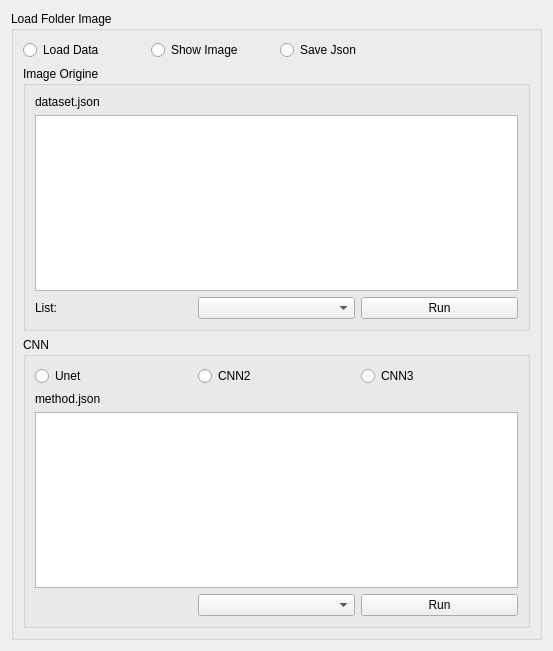
yhunahrin/Radium-Apps, file ShaderEditor/LoadFolderWidget.ui: the form before one commit.
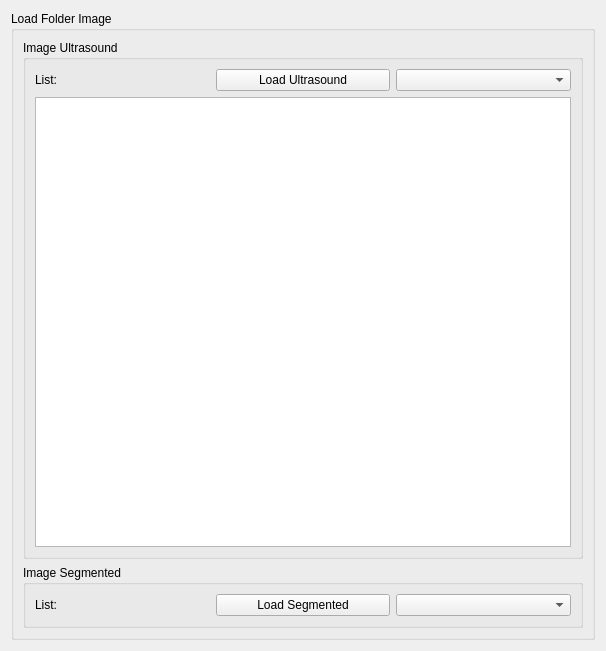
The form after the commit.

Diff of the .ui file:
```diff
--- a/ShaderEditor/LoadFolderWidget.ui
+++ b/ShaderEditor/LoadFolderWidget.ui
@@ -9,7 +9,7 @@
    <rect>
     <x>0</x>
     <y>0</y>
-    <width>553</width>
+    <width>606</width>
     <height>651</height>
    </rect>
   </property>
@@ -23,20 +23,30 @@
       <string>Load Folder Image</string>
      </property>
      <layout class="QGridLayout" name="gridLayout">
-      <item row="3" column="0" colspan="4">
+      <item row="3" column="0" colspan="2">
        <widget class="QGroupBox" name="imageOrgine">
         <property name="title">
-         <string>Image Origine</string>
+         <string>Image Ultrasound</string>
         </property>
         <layout class="QGridLayout" name="gridLayout_2">
-         <item row="2" column="2">
+         <item row="2" column="0" colspan="3">
+          <widget class="QListView" name="listView"/>
+         </item>
+         <item row="0" column="0">
+          <widget class="QLabel" name="listImageOrigine">
+           <property name="text">
+            <string>List: </string>
+           </property>
+          </widget>
+         </item>
+         <item row="0" column="1">
           <widget class="QPushButton" name="buttonRunImage">
            <property name="text">
-            <string>Run</string>
+            <string>Load Ultrasound</string>
            </property>
           </widget>
          </item>
-         <item row="2" column="1">
+         <item row="0" column="2">
           <widget class="QComboBox" name="boxListImageOrigine">
            <property name="maximumSize">
             <size>
@@ -46,97 +56,35 @@
            </property>
           </widget>
          </item>
-         <item row="2" column="0">
-          <widget class="QLabel" name="listImageOrigine">
-           <property name="text">
-            <string>List: </string>
-           </property>
-          </widget>
-         </item>
-         <item row="0" column="0" colspan="2">
-          <widget class="QLabel" name="labelDataset">
-           <property name="text">
-            <string>dataset.json</string>
-           </property>
-          </widget>
-         </item>
-         <item row="1" column="0" colspan="3">
-          <widget class="QTextEdit" name="textDatasetJson"/>
-         </item>
         </layout>
        </widget>
       </item>
-      <item row="4" column="0" colspan="4">
+      <item row="4" column="0" colspan="2">
        <widget class="QGroupBox" name="loadUnet">
         <property name="title">
-         <string>CNN</string>
+         <string>Image Segmented</string>
         </property>
         <layout class="QGridLayout" name="gridLayout_3">
-         <item row="0" column="0">
-          <widget class="QRadioButton" name="checkUnet">
-           <property name="text">
-            <string>Unet</string>
-           </property>
-          </widget>
-         </item>
-         <item row="1" column="0" colspan="2">
-          <widget class="QLabel" name="labelMethod">
-           <property name="text">
-            <string>method.json</string>
-           </property>
-          </widget>
-         </item>
-         <item row="0" column="2">
-          <widget class="QRadioButton" name="checkCNN3">
-           <property name="text">
-            <string>CNN3</string>
-           </property>
-          </widget>
-         </item>
          <item row="0" column="1">
-          <widget class="QRadioButton" name="checkCNN2">
-           <property name="text">
-            <string>CNN2</string>
-           </property>
-          </widget>
-         </item>
-         <item row="2" column="0" colspan="3">
-          <widget class="QTextEdit" name="textMethodeJson"/>
-         </item>
-         <item row="4" column="2">
           <widget class="QPushButton" name="buttonRunUnet">
            <property name="text">
-            <string>Run</string>
+            <string>Load Segmented</string>
            </property>
           </widget>
          </item>
-         <item row="4" column="1">
+         <item row="0" column="0">
+          <widget class="QLabel" name="label">
+           <property name="text">
+            <string>List:</string>
+           </property>
+          </widget>
+         </item>
+         <item row="0" column="2">
           <widget class="QComboBox" name="boxImageUnet"/>
          </item>
         </layout>
        </widget>
       </item>
-      <item row="0" column="0">
-       <widget class="QRadioButton" name="buttonLoad">
-        <property name="text">
-         <string>Load Data</string>
-        </property>
-       </widget>
-      </item>
-      <item row="0" column="1">
-       <widget class="QRadioButton" name="buttonShow">
-        <property name="text">
-         <string>Show Image</string>
-        </property>
-       </widget>
-      </item>
-      <item row="0" column="2">
-       <widget class="QRadioButton" name="buttonJson">
-        <property name="text">
-         <string>Save Json</string>
-        </property>
-       </widget>
-      </item>
      </layout>
     </widget>
    </item>
```
